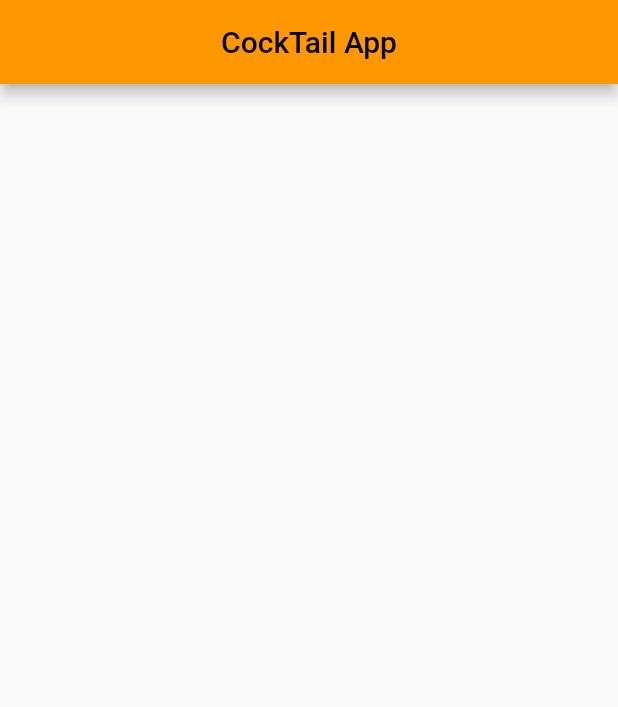
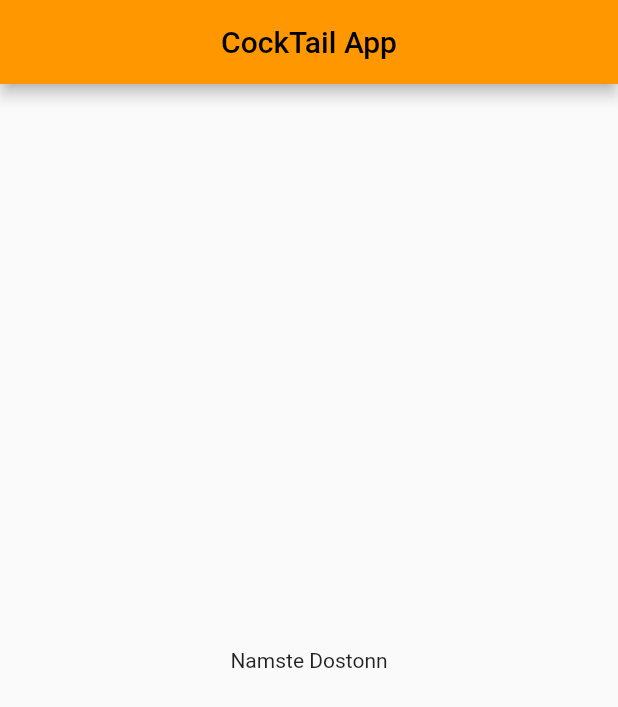
Before and after one commit to SanskarKashyap/flutter_application_1, a Flutter app: the screen it shows after launch, on a phone screen of 412 x 824 dp. Shown: the top 707 px of the screen. Run offline on Flutter 3.47's test engine with Material 2 defaults, Android fonts, the phone set to English and light mode, and no system bars.

Commit message:
ch1 complited

```diff
--- a/lib/homepage.dart
+++ b/lib/homepage.dart
@@ -11,10 +11,10 @@ class HomePage extends StatelessWidget {
     return Scaffold(
       appBar: AppBar(
         title: const Center(
-          child: Text
-          ("CockTail App"),
+          child: Text("CockTail App"),
         ),
       ),
+      body: const Center(child: Text("Namste Dostonn")),
     );
   }
 }
--- a/lib/main.dart
+++ b/lib/main.dart
@@ -1,11 +1,14 @@
 import 'package:flutter/material.dart';
+// import 'package:flutter/cupertino.dart';//ios
 import 'package:flutter_application_1/homepage.dart';
 
 void main() {
-  runApp(MyApp());
+  runApp(const MyApp());
 }
 
 class MyApp extends StatelessWidget {
+  const MyApp({super.key});
+
   @override
   Widget build(BuildContext context) {
     return MaterialApp(
```
